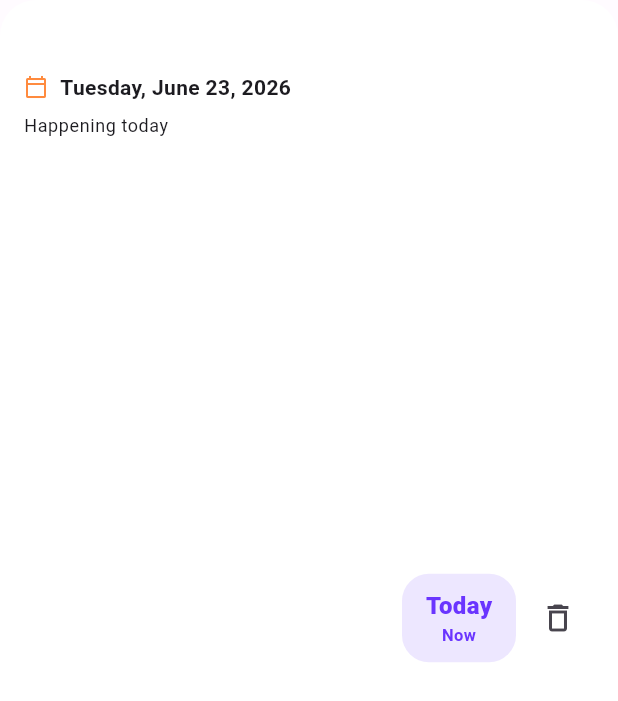
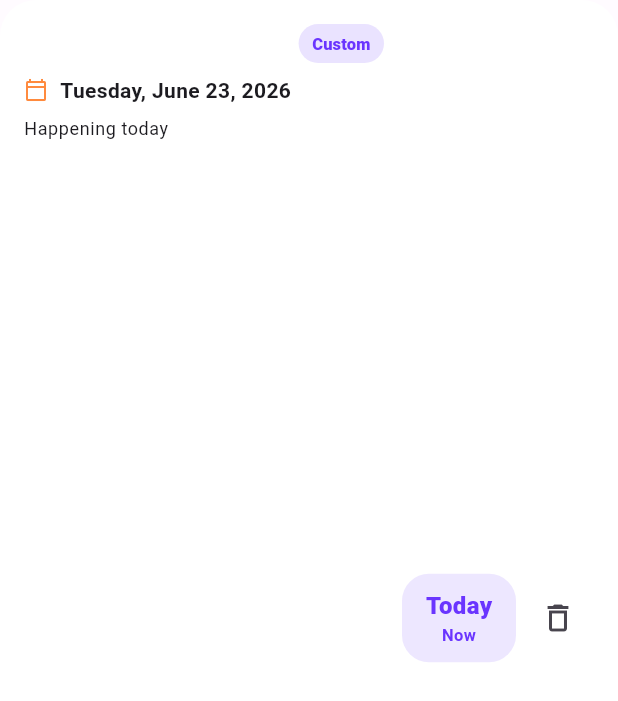
Before and after one commit to 9228262828/dayzo, a Flutter app: the DayzoEventCard widget shown alone on an empty page, opened directly with empty values, on a phone screen of 412 x 824 dp. Shown: the top 701 px of the screen. Run offline on Flutter 3.47's test engine with Material 3 defaults, Android fonts, the phone set to English and light mode, and no system bars; our stand-ins replace shared_preferences; accounts and stored records are empty.

Commit message:
Add Dayzo event type badges

```diff
--- a/lib/main.dart
+++ b/lib/main.dart
@@ -62,17 +62,15 @@ class _MyAppState extends State<MyApp> {
       themeMode: _darkMode ? ThemeMode.dark : ThemeMode.light,
       theme: _buildTheme(Brightness.light),
       darkTheme: _buildTheme(Brightness.dark),
-      home: DayzoHomePage(
-        darkMode: _darkMode,
-        onDarkModeChanged: _setDarkMode,
-      ),
+      home: DayzoHomePage(darkMode: _darkMode, onDarkModeChanged: _setDarkMode),
     );
   }
 }
 
 ThemeData _buildTheme(Brightness brightness) {
   final isDark = brightness == Brightness.dark;
-  final colorScheme = ColorScheme.fromSeed(
+  final colorScheme =
+      ColorScheme.fromSeed(
         seedColor: _dayzoPurple,
         brightness: brightness,
       ).copyWith(
@@ -86,7 +84,9 @@ ThemeData _buildTheme(Brightness brightness) {
     useMaterial3: true,
     brightness: brightness,
     colorScheme: colorScheme,
-    scaffoldBackgroundColor: isDark ? const Color(0xFF100D17) : const Color(0xFFFFFBFF),
+    scaffoldBackgroundColor: isDark
+        ? const Color(0xFF100D17)
+        : const Color(0xFFFFFBFF),
     appBarTheme: AppBarTheme(
       centerTitle: false,
       elevation: 0,
@@ -152,14 +152,13 @@ class DayzoEvent {
       id: json['id'] as String,
       title: json['title'] as String,
       date: DateTime(parsedDate.year, parsedDate.month, parsedDate.day),
-      createdAt: DateTime.tryParse(json['createdAt'] as String? ?? '') ?? DateTime.now(),
+      createdAt:
+          DateTime.tryParse(json['createdAt'] as String? ?? '') ??
+          DateTime.now(),
     );
   }
 
-  DayzoEvent copyWith({
-    String? title,
-    DateTime? date,
-  }) {
+  DayzoEvent copyWith({String? title, DateTime? date}) {
     return DayzoEvent(
       id: id,
       title: title ?? this.title,
@@ -210,7 +209,9 @@ class _DayzoHomePageState extends State<DayzoHomePage> {
           if (item is Map<String, dynamic>) {
             loadedEvents.add(DayzoEvent.fromJson(item));
           } else if (item is Map) {
-            loadedEvents.add(DayzoEvent.fromJson(Map<String, dynamic>.from(item)));
+            loadedEvents.add(
+              DayzoEvent.fromJson(Map<String, dynamic>.from(item)),
+            );
           }
         }
       } catch (_) {
@@ -234,7 +235,9 @@ class _DayzoHomePageState extends State<DayzoHomePage> {
   Future<void> _saveEvents() async {
     _events.sort(_compareEvents);
     final preferences = await SharedPreferences.getInstance();
-    final encodedEvents = jsonEncode(_events.map((event) => event.toJson()).toList());
+    final encodedEvents = jsonEncode(
+      _events.map((event) => event.toJson()).toList(),
+    );
     await preferences.setString(_eventsStorageKey, encodedEvents);
   }
 
@@ -260,7 +263,9 @@ class _DayzoHomePageState extends State<DayzoHomePage> {
   }
 
   Future<void> _upsertEvent(DayzoEvent event) async {
-    final existingIndex = _events.indexWhere((storedEvent) => storedEvent.id == event.id);
+    final existingIndex = _events.indexWhere(
+      (storedEvent) => storedEvent.id == event.id,
+    );
     setState(() {
       if (existingIndex == -1) {
         _events.add(event);
@@ -304,7 +309,9 @@ class _DayzoHomePageState extends State<DayzoHomePage> {
       builder: (context) {
         return AlertDialog(
           title: const Text('Delete event?'),
-          content: Text('This will remove "${event.title}" from Dayzo on this device.'),
+          content: Text(
+            'This will remove "${event.title}" from Dayzo on this device.',
+          ),
           actions: [
             TextButton(
               onPressed: () => Navigator.of(context).pop(false),
@@ -324,7 +331,9 @@ class _DayzoHomePageState extends State<DayzoHomePage> {
       return;
     }
 
-    final originalIndex = _events.indexWhere((storedEvent) => storedEvent.id == event.id);
+    final originalIndex = _events.indexWhere(
+      (storedEvent) => storedEvent.id == event.id,
+    );
     setState(() {
       _events.removeWhere((storedEvent) => storedEvent.id == event.id);
     });
@@ -343,7 +352,9 @@ class _DayzoHomePageState extends State<DayzoHomePage> {
             label: 'Undo',
             onPressed: () async {
               setState(() {
-                final insertIndex = originalIndex.clamp(0, _events.length).toInt();
+                final insertIndex = originalIndex
+                    .clamp(0, _events.length)
+                    .toInt();
                 _events.insert(insertIndex, event);
                 _events.sort(_compareEvents);
               });
@@ -398,7 +409,9 @@ class _DayzoHomePageState extends State<DayzoHomePage> {
                 children: [
                   DayzoHeaderCard(
                     eventCount: _events.length,
-                    upcomingCount: _events.where((event) => !event.dateOnly.isBefore(_today)).length,
+                    upcomingCount: _events
+                        .where((event) => !event.dateOnly.isBefore(_today))
+                        .length,
                   ),
                   const SizedBox(height: 18),
                   if (_events.isEmpty)
@@ -441,7 +454,8 @@ class DayzoHeaderCard extends StatelessWidget {
   Widget build(BuildContext context) {
     return Semantics(
       container: true,
-      label: 'Dayzo summary. $upcomingCount upcoming events. $eventCount total events.',
+      label:
+          'Dayzo summary. $upcomingCount upcoming events. $eventCount total events.',
       child: Container(
         padding: const EdgeInsets.all(22),
         decoration: BoxDecoration(
@@ -506,11 +520,7 @@ class DayzoHeaderCard extends StatelessWidget {
             if (compact) {
               return Column(
                 crossAxisAlignment: CrossAxisAlignment.start,
-                children: [
-                  copy,
-                  const SizedBox(height: 18),
-                  stats,
-                ],
+                children: [copy, const SizedBox(height: 18), stats],
               );
             }
 
@@ -530,10 +540,7 @@ class DayzoHeaderCard extends StatelessWidget {
 }
 
 class _HeaderStat extends StatelessWidget {
-  const _HeaderStat({
-    required this.label,
-    required this.value,
-  });
+  const _HeaderStat({required this.label, required this.value});
 
   final String label;
   final String value;
@@ -576,10 +583,7 @@ class _HeaderStat extends StatelessWidget {
 }
 
 class EmptyEventsState extends StatelessWidget {
-  const EmptyEventsState({
-    super.key,
-    required this.onAddEvent,
-  });
+  const EmptyEventsState({super.key, required this.onAddEvent});
 
   final VoidCallback onAddEvent;
 
@@ -607,15 +611,17 @@ class EmptyEventsState extends StatelessWidget {
             Text(
               'No events yet',
               textAlign: TextAlign.center,
-              style: Theme.of(context).textTheme.headlineSmall?.copyWith(
-                    fontWeight: FontWeight.w900,
-                  ),
+              style: Theme.of(
+                context,
+              ).textTheme.headlineSmall?.copyWith(fontWeight: FontWeight.w900),
             ),
             const SizedBox(height: 8),
             Text(
               'Add a birthday, trip, launch, deadline, or personal milestone. Dayzo stores it only on this device.',
               textAlign: TextAlign.center,
-              style: Theme.of(context).textTheme.bodyMedium?.copyWith(height: 1.45),
+              style: Theme.of(
+                context,
+              ).textTheme.bodyMedium?.copyWith(height: 1.45),
             ),
             const SizedBox(height: 18),
             FilledButton.icon(
@@ -645,10 +651,12 @@ class DayzoEventCard extends StatelessWidget {
   @override
   Widget build(BuildContext context) {
     final countdown = CountdownInfo.fromDate(event.date);
+    final eventType = DayzoEventType.fromTitle(event.title);
 
     return Semantics(
       container: true,
-      label: '${event.title}. ${countdown.semanticLabel}. ${formatLongDate(event.date)}.',
+      label:
+          '${event.title}. ${eventType.label} event. ${countdown.semanticLabel}. ${formatLongDate(event.date)}.',
       child: Card(
         child: InkWell(
           borderRadius: BorderRadius.circular(24),
@@ -661,13 +669,21 @@ class DayzoEventCard extends StatelessWidget {
                 final details = Column(
                   crossAxisAlignment: CrossAxisAlignment.start,
                   children: [
-                    Text(
+                    Row(
+                      crossAxisAlignment: CrossAxisAlignment.start,
+                      children: [
+                        Expanded(
+                          child: Text(
                             event.title,
                             maxLines: 2,
                             overflow: TextOverflow.ellipsis,
-                      style: Theme.of(context).textTheme.titleMedium?.copyWith(
-                            fontWeight: FontWeight.w900,
+                            style: Theme.of(context).textTheme.titleMedium
+                                ?.copyWith(fontWeight: FontWeight.w900),
                           ),
+                        ),
+                        const SizedBox(width: 8),
+                        EventTypeBadge(eventType: eventType),
+                      ],
                     ),
                     const SizedBox(height: 8),
                     Wrap(
@@ -682,9 +698,8 @@ class DayzoEventCard extends StatelessWidget {
                         ),
                         Text(
                           formatLongDate(event.date),
-                          style: Theme.of(context).textTheme.bodyMedium?.copyWith(
-                                fontWeight: FontWeight.w600,
-                              ),
+                          style: Theme.of(context).textTheme.bodyMedium
+                              ?.copyWith(fontWeight: FontWeight.w600),
                         ),
                       ],
                     ),
@@ -712,11 +727,7 @@ class DayzoEventCard extends StatelessWidget {
                 if (compact) {
                   return Column(
                     crossAxisAlignment: CrossAxisAlignment.start,
-                    children: [
-                      details,
-                      const SizedBox(height: 14),
-                      actions,
-                    ],
+                    children: [details, const SizedBox(height: 14), actions],
                   );
                 }
 
@@ -737,11 +748,86 @@ class DayzoEventCard extends StatelessWidget {
   }
 }
 
+enum DayzoEventType {
+  birthday('Birthday', Colors.orange),
+  travel('Travel', Colors.blue),
+  exam('Exam', Colors.indigo),
+  wedding('Wedding', Colors.pink),
+  anniversary('Anniversary', Colors.green),
+  deadline('Deadline', Colors.red),
+  meeting('Meeting', Colors.teal),
+  custom('Custom', _dayzoPurple);
+
+  const DayzoEventType(this.label, this.color);
+
+  final String label;
+  final Color color;
+
+  static DayzoEventType fromTitle(String title) {
+    final normalizedTitle = title.toLowerCase();
+    if (normalizedTitle.contains('birthday')) {
+      return DayzoEventType.birthday;
+    }
+    if (normalizedTitle.contains('travel') ||
+        normalizedTitle.contains('trip') ||
+        normalizedTitle.contains('flight') ||
+        normalizedTitle.contains('vacation')) {
+      return DayzoEventType.travel;
+    }
+    if (normalizedTitle.contains('exam') || normalizedTitle.contains('test')) {
+      return DayzoEventType.exam;
+    }
+    if (normalizedTitle.contains('wedding')) {
+      return DayzoEventType.wedding;
+    }
+    if (normalizedTitle.contains('anniversary')) {
+      return DayzoEventType.anniversary;
+    }
+    if (normalizedTitle.contains('deadline') ||
+        normalizedTitle.contains('due')) {
+      return DayzoEventType.deadline;
+    }
+    if (normalizedTitle.contains('meeting') ||
+        normalizedTitle.contains('call')) {
+      return DayzoEventType.meeting;
+    }
+    return DayzoEventType.custom;
+  }
+}
+
+class EventTypeBadge extends StatelessWidget {
+  const EventTypeBadge({super.key, required this.eventType});
+
+  final DayzoEventType eventType;
+
+  @override
+  Widget build(BuildContext context) {
+    return Semantics(
+      label: '${eventType.label} event type',
+      child: Container(
+        padding: const EdgeInsets.symmetric(horizontal: 9, vertical: 5),
+        decoration: BoxDecoration(
+          color: eventType.color.withValues(alpha: 0.14),
+          borderRadius: BorderRadius.circular(999),
+        ),
+        child: Text(
+          eventType.label,
+          maxLines: 1,
+          overflow: TextOverflow.ellipsis,
+          style: TextStyle(
+            color: eventType.color,
+            fontSize: 11,
+            fontWeight: FontWeight.w900,
+            letterSpacing: 0.1,
+          ),
+        ),
+      ),
+    );
+  }
+}
+
 class CountdownBadge extends StatelessWidget {
-  const CountdownBadge({
-    super.key,
-    required this.countdown,
-  });
+  const CountdownBadge({super.key, required this.countdown});
 
   final CountdownInfo countdown;
 
@@ -788,11 +874,7 @@ class CountdownBadge extends StatelessWidget {
 }
 
 class EventFormSheet extends StatefulWidget {
-  const EventFormSheet({
-    super.key,
-    required this.onSave,
-    this.event,
-  });
+  const EventFormSheet({super.key, required this.onSave, this.event});
 
   final DayzoEvent? event;
   final Future<void> Function(String title, DateTime date) onSave;
@@ -936,7 +1018,9 @@ class _EventFormSheetState extends State<EventFormSheet> {
                         suffixIcon: const Icon(Icons.arrow_drop_down),
                       ),
                       child: Text(
-                        _selectedDate == null ? 'Select a date' : formatLongDate(_selectedDate!),
+                        _selectedDate == null
+                            ? 'Select a date'
+                            : formatLongDate(_selectedDate!),
                         style: Theme.of(context).textTheme.bodyLarge,
                       ),
                     ),
@@ -992,7 +1076,9 @@ class SettingsScreen extends StatelessWidget {
                     onChanged: onDarkModeChanged,
                     secondary: const Icon(Icons.dark_mode_outlined),
                     title: const Text('Dark mode'),
-                    subtitle: const Text('Your theme choice is saved on this device.'),
+                    subtitle: const Text(
+                      'Your theme choice is saved on this device.',
+                    ),
                   ),
                   const Divider(height: 1),
                   const ListTile(
@@ -1004,7 +1090,9 @@ class SettingsScreen extends StatelessWidget {
                   const ListTile(
                     leading: Icon(Icons.storage_outlined),
                     title: Text('Storage'),
-                    subtitle: Text('Events and settings stay in local device storage only.'),
+                    subtitle: Text(
+                      'Events and settings stay in local device storage only.',
+                    ),
                   ),
                 ],
               ),
@@ -1053,11 +1141,7 @@ class SettingsScreen extends StatelessWidget {
 }
 
 class LegalScreen extends StatelessWidget {
-  const LegalScreen({
-    super.key,
-    required this.title,
-    required this.sections,
-  });
+  const LegalScreen({super.key, required this.title, required this.sections});
 
   final String title;
   final List<LegalSection> sections;
@@ -1086,9 +1170,8 @@ class LegalScreen extends StatelessWidget {
                     const SizedBox(height: 8),
                     Text(
                       title,
-                      style: Theme.of(context).textTheme.headlineSmall?.copyWith(
-                            fontWeight: FontWeight.w900,
-                          ),
+                      style: Theme.of(context).textTheme.headlineSmall
+                          ?.copyWith(fontWeight: FontWeight.w900),
                     ),
                     const SizedBox(height: 8),
                     const Text('Last Updated: $_lastUpdated'),
@@ -1109,10 +1192,7 @@ class LegalScreen extends StatelessWidget {
 }
 
 class LegalSectionCard extends StatelessWidget {
-  const LegalSectionCard({
-    super.key,
-    required this.section,
-  });
+  const LegalSectionCard({super.key, required this.section});
 
   final LegalSection section;
 
@@ -1126,15 +1206,17 @@ class LegalSectionCard extends StatelessWidget {
           children: [
             Text(
               section.title,
-              style: Theme.of(context).textTheme.titleLarge?.copyWith(
-                    fontWeight: FontWeight.w900,
-                  ),
+              style: Theme.of(
+                context,
+              ).textTheme.titleLarge?.copyWith(fontWeight: FontWeight.w900),
             ),
             const SizedBox(height: 10),
             for (final paragraph in section.paragraphs) ...[
               Text(
                 paragraph,
-                style: Theme.of(context).textTheme.bodyMedium?.copyWith(height: 1.5),
+                style: Theme.of(
+                  context,
+                ).textTheme.bodyMedium?.copyWith(height: 1.5),
               ),
               const SizedBox(height: 10),
             ],
@@ -1169,7 +1251,11 @@ class CountdownInfo {
 
   factory CountdownInfo.fromDate(DateTime date, {DateTime? now}) {
     final currentMoment = now ?? DateTime.now();
-    final today = DateTime(currentMoment.year, currentMoment.month, currentMoment.day);
+    final today = DateTime(
+      currentMoment.year,
+      currentMoment.month,
+      currentMoment.day,
+    );
     final targetDate = DateTime(date.year, date.month, date.day);
     final calendarDays = targetDate.difference(today).inDays;
 
@@ -1178,8 +1264,12 @@ class CountdownInfo {
       return CountdownInfo(
         label: 'Done',
         caption: 'Past',
-        detail: daysAgo == 1 ? 'Completed 1 day ago' : 'Completed $daysAgo days ago',
-        semanticLabel: daysAgo == 1 ? 'Completed 1 day ago' : 'Completed $daysAgo days ago',
+        detail: daysAgo == 1
+            ? 'Completed 1 day ago'
+            : 'Completed $daysAgo days ago',
+        semanticLabel: daysAgo == 1
+            ? 'Completed 1 day ago'
+            : 'Completed $daysAgo days ago',
         isPast: true,
       );
     }
@@ -1195,7 +1285,9 @@ class CountdownInfo {
     }
 
     final exactRemaining = targetDate.difference(currentMoment);
-    final detail = exactRemaining.isNegative ? 'Starts soon' : 'Starts in ${formatDuration(exactRemaining)}';
+    final detail = exactRemaining.isNegative
+        ? 'Starts soon'
+        : 'Starts in ${formatDuration(exactRemaining)}';
     final dayLabel = calendarDays == 1 ? '1 day' : '$calendarDays days';
 
     return CountdownInfo(
```
Also changed, not shown: 1 other file. Lines whose indentation alone changed are shown as unchanged.
